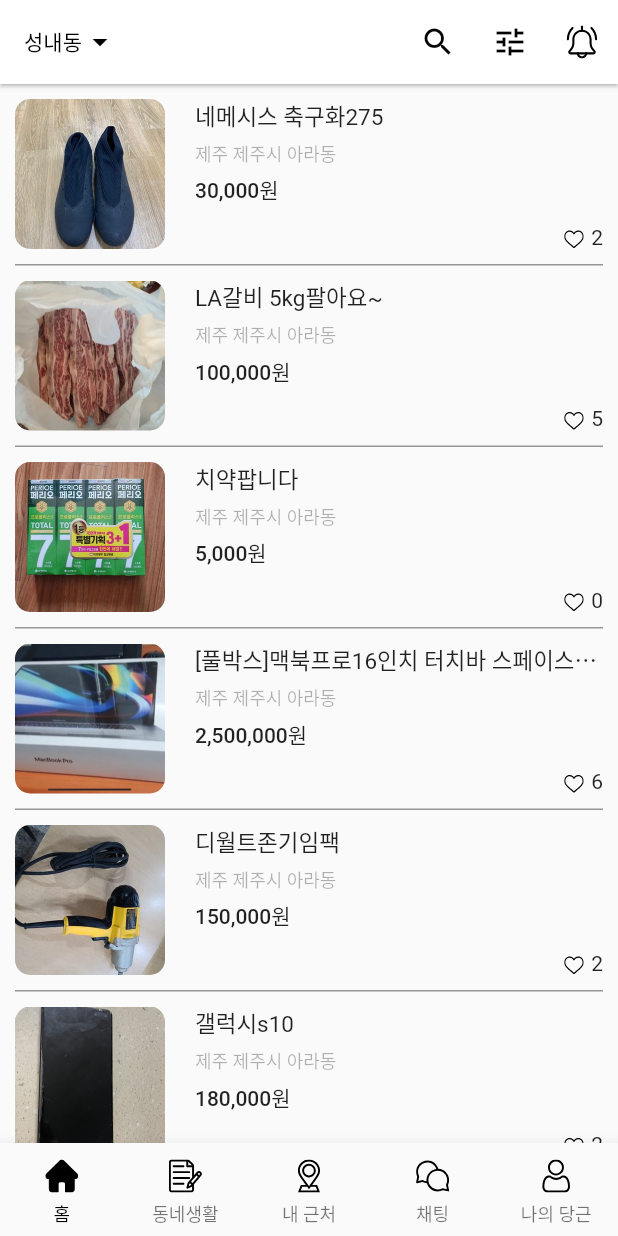
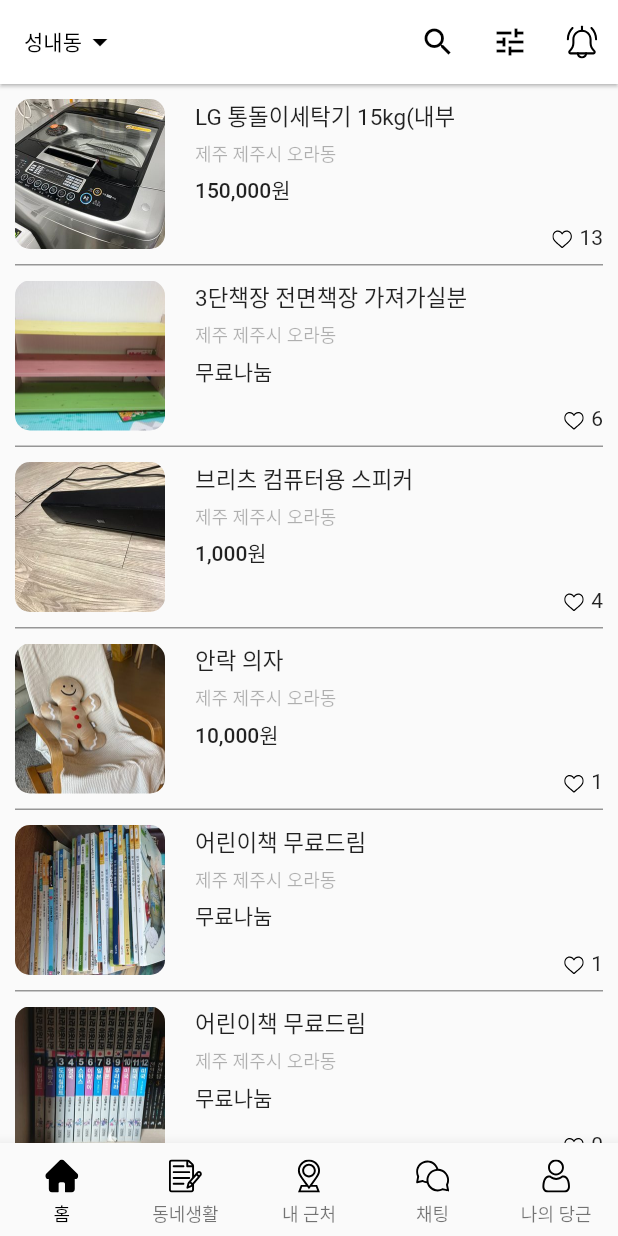
Before and after one commit to kimjunyeob95/flutter_clone_carrotMarket, a Flutter app: the screen it shows after launch, on a phone screen of 412 x 824 dp. Run offline on Flutter 3.47's test engine with Material 2 defaults, Android fonts, the phone set to English and light mode, and no system bars; our stand-ins replace flutter_svg.

Commit message:
selectbox event 작업

```diff
--- a/lib/pages/home.dart
+++ b/lib/pages/home.dart
@@ -1,3 +1,4 @@
+import 'package:carrot_market_sample/pages/repository/contents_repository.dart';
 import 'package:flutter/material.dart';
 import 'package:flutter_svg/flutter_svg.dart';
 import 'package:intl/intl.dart';
@@ -10,8 +11,8 @@ class Home extends StatefulWidget {
 }
 
 class _HomeState extends State<Home> {
-  List<Map<String, String>> datas = [];
   late String _currentLocation;
+  final ContentsRepository contentsRepository = ContentsRepository();
   final Map<String, String> locationTypeToString = {
     "성내동": "성내동",
     "천호동": "천호동",
@@ -22,86 +23,19 @@ class _HomeState extends State<Home> {
   void initState() {
     super.initState();
     _currentLocation = "성내동";
-    datas = [
-      {
-        "image": "assets/images/ara-1.jpg",
-        "title": "네메시스 축구화275",
-        "location": "제주 제주시 아라동",
-        "price": "30000",
-        "likes": "2"
-      },
-      {
-        "image": "assets/images/ara-2.jpg",
-        "title": "LA갈비 5kg팔아요~",
-        "location": "제주 제주시 아라동",
-        "price": "100000",
-        "likes": "5"
-      },
-      {
-        "image": "assets/images/ara-3.jpg",
-        "title": "치약팝니다",
-        "location": "제주 제주시 아라동",
-        "price": "5000",
-        "likes": "0"
-      },
-      {
-        "image": "assets/images/ara-4.jpg",
-        "title": "[풀박스]맥북프로16인치 터치바 스페이스그레이",
-        "location": "제주 제주시 아라동",
-        "price": "2500000",
-        "likes": "6"
-      },
-      {
-        "image": "assets/images/ara-5.jpg",
-        "title": "디월트존기임팩",
-        "location": "제주 제주시 아라동",
-        "price": "150000",
-        "likes": "2"
-      },
-      {
-        "image": "assets/images/ara-6.jpg",
-        "title": "갤럭시s10",
-        "location": "제주 제주시 아라동",
-        "price": "180000",
-        "likes": "2"
-      },
-      {
-        "image": "assets/images/ara-7.jpg",
-        "title": "선반",
-        "location": "제주 제주시 아라동",
-        "price": "15000",
-        "likes": "2"
-      },
-      {
-        "image": "assets/images/ara-8.jpg",
-        "title": "냉장 쇼케이스",
-        "location": "제주 제주시 아라동",
-        "price": "80000",
-        "likes": "3"
-      },
-      {
-        "image": "assets/images/ara-9.jpg",
-        "title": "대우 미니냉장고",
-        "location": "제주 제주시 아라동",
-        "price": "30000",
-        "likes": "3"
-      },
-      {
-        "image": "assets/images/ara-10.jpg",
-        "title": "멜킨스 풀업 턱걸이 판매합니다.",
-        "location": "제주 제주시 아라동",
-        "price": "50000",
-        "likes": "7"
-      }
-    ];
   }
 
   final oCcy = NumberFormat("#,###", "ko_KR");
   String calcStringToWon(String priceString) {
+    if (priceString == "무료나눔") return priceString;
     return "${oCcy.format(int.parse(priceString))}원";
   }
 
-  Widget _bodyWidget() {
+  _loadContents() {
+    return contentsRepository.loadContentsFromLocation(_currentLocation);
+  }
+
+  _makeDataList(List<Map<String, String>> datas) {
     return ListView.separated(
         padding: const EdgeInsets.symmetric(horizontal: 10),
         itemBuilder: (BuildContext _context, int index) {
@@ -179,6 +113,30 @@ class _HomeState extends State<Home> {
         itemCount: datas.length);
   }
 
+  Widget _bodyWidget() {
+    return FutureBuilder<List<Map<String, String>>>(
+        future: _loadContents(),
+        builder: (context, snapshot) {
+          if (snapshot.connectionState != ConnectionState.done) {
+            return const Center(child: CircularProgressIndicator());
+          }
+
+          if (snapshot.hasError) {
+            return const Center(
+              child: Text('오류'),
+            );
+          }
+
+          if (snapshot.hasData) {
+            return _makeDataList(snapshot.data ?? []);
+          }
+
+          return const Center(
+            child: Text('해당 지역에 데이터가 없습니다.'),
+          );
+        });
+  }
+
   PreferredSizeWidget _appbarWidget() {
     return AppBar(
       elevation: 1,
--- /dev/null
+++ b/lib/pages/repository/contents_repository.dart
@@ -0,0 +1,165 @@
+class ContentsRepository {
+  Map<String, dynamic> data = {
+    "천호동": [
+      {
+        "image": "assets/images/ara-1.jpg",
+        "title": "네메시스 축구화275",
+        "location": "제주 제주시 아라동",
+        "price": "30000",
+        "likes": "2"
+      },
+      {
+        "image": "assets/images/ara-2.jpg",
+        "title": "LA갈비 5kg팔아요~",
+        "location": "제주 제주시 아라동",
+        "price": "100000",
+        "likes": "5"
+      },
+      {
+        "image": "assets/images/ara-3.jpg",
+        "title": "치약팝니다",
+        "location": "제주 제주시 아라동",
+        "price": "5000",
+        "likes": "0"
+      },
+      {
+        "image": "assets/images/ara-4.jpg",
+        "title": "[풀박스]맥북프로16인치 터치바 스페이스그레이",
+        "location": "제주 제주시 아라동",
+        "price": "2500000",
+        "likes": "6"
+      },
+      {
+        "image": "assets/images/ara-5.jpg",
+        "title": "디월트존기임팩",
+        "location": "제주 제주시 아라동",
+        "price": "150000",
+        "likes": "2"
+      },
+      {
+        "image": "assets/images/ara-6.jpg",
+        "title": "갤럭시s10",
+        "location": "제주 제주시 아라동",
+        "price": "180000",
+        "likes": "2"
+      },
+      {
+        "image": "assets/images/ara-7.jpg",
+        "title": "선반",
+        "location": "제주 제주시 아라동",
+        "price": "15000",
+        "likes": "2"
+      },
+      {
+        "image": "assets/images/ara-8.jpg",
+        "title": "냉장 쇼케이스",
+        "location": "제주 제주시 아라동",
+        "price": "80000",
+        "likes": "3"
+      },
+      {
+        "image": "assets/images/ara-9.jpg",
+        "title": "대우 미니냉장고",
+        "location": "제주 제주시 아라동",
+        "price": "30000",
+        "likes": "3"
+      },
+      {
+        "image": "assets/images/ara-10.jpg",
+        "title": "멜킨스 풀업 턱걸이 판매합니다.",
+        "location": "제주 제주시 아라동",
+        "price": "50000",
+        "likes": "7"
+      },
+    ],
+    "성내동": [
+      {
+        "cid": "11",
+        "image": "assets/images/ora-1.jpg",
+        "title": "LG 통돌이세탁기 15kg(내부",
+        "location": "제주 제주시 오라동",
+        "price": "150000",
+        "likes": "13"
+      },
+      {
+        "cid": "12",
+        "image": "assets/images/ora-2.jpg",
+        "title": "3단책장 전면책장 가져가실분",
+        "location": "제주 제주시 오라동",
+        "price": "무료나눔",
+        "likes": "6"
+      },
+      {
+        "cid": "13",
+        "image": "assets/images/ora-3.jpg",
+        "title": "브리츠 컴퓨터용 스피커",
+        "location": "제주 제주시 오라동",
+        "price": "1000",
+        "likes": "4"
+      },
+      {
+        "cid": "14",
+        "image": "assets/images/ora-4.jpg",
+        "title": "안락 의자",
+        "location": "제주 제주시 오라동",
+        "price": "10000",
+        "likes": "1"
+      },
+      {
+        "cid": "15",
+        "image": "assets/images/ora-5.jpg",
+        "title": "어린이책 무료드림",
+        "location": "제주 제주시 오라동",
+        "price": "무료나눔",
+        "likes": "1"
+      },
+      {
+        "cid": "16",
+        "image": "assets/images/ora-6.jpg",
+        "title": "어린이책 무료드림",
+        "location": "제주 제주시 오라동",
+        "price": "무료나눔",
+        "likes": "0"
+      },
+      {
+        "cid": "17",
+        "image": "assets/images/ora-7.jpg",
+        "title": "칼세트 재제품 팝니다",
+        "location": "제주 제주시 오라동",
+        "price": "20000",
+        "likes": "5"
+      },
+      {
+        "cid": "18",
+        "image": "assets/images/ora-8.jpg",
+        "title": "아이팜장난감정리함팔아요",
+        "location": "제주 제주시 오라동",
+        "price": "30000",
+        "likes": "29"
+      },
+      {
+        "cid": "19",
+        "image": "assets/images/ora-9.jpg",
+        "title": "한색책상책장수납장세트 팝니다.",
+        "location": "제주 제주시 오라동",
+        "price": "1500000",
+        "likes": "1"
+      },
+      {
+        "cid": "20",
+        "image": "assets/images/ora-10.jpg",
+        "title": "순성 데일리 오가닉 카시트",
+        "location": "제주 제주시 오라동",
+        "price": "60000",
+        "likes": "8"
+      },
+    ]
+  };
+
+  Future<List<Map<String, String>>> loadContentsFromLocation(
+      String location) async {
+    //API 통신 location값을 보내주면서
+    await Future.delayed(const Duration(milliseconds: 1000));
+    return data[location];
+  }
+}
```
